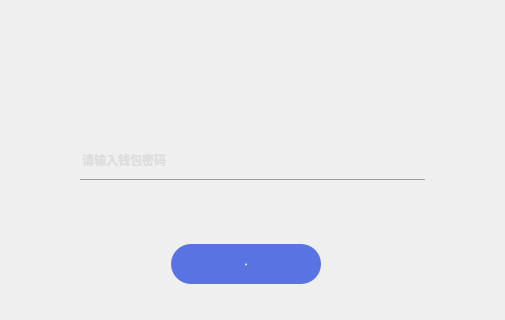
Qt form XWCWallet/lockpage.ui (Whitecoin-Owner/Whitecoin-qt) before a commit; both pictures show x 233 to 738 and y 95 to 415 of the 960 by 540 pixel window.
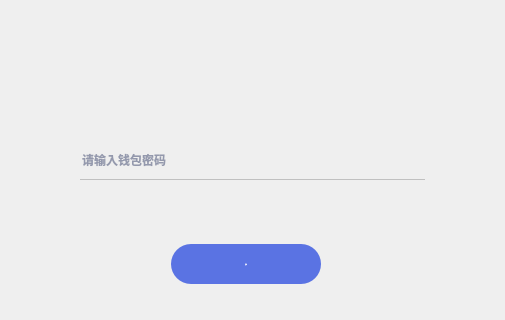
The same form after that commit. Icons and pictures are not drawn.

What changed in the file:
```diff
--- a/XWCWallet/lockpage.ui
+++ b/XWCWallet/lockpage.ui
@@ -205,8 +205,8 @@
     <enum>Qt::DefaultContextMenu</enum>
    </property>
    <property name="styleSheet">
-    <string notr="true">QLineEdit{background:transparent;border:none;border-bottom:1px solid rgb(160,160,160);
-color: rgb(202, 202, 202);border-radius:0px;}</string>
+    <string notr="true">QLineEdit{background:transparent;border:none;border-bottom:1px solid rgb(160,160,160,153);
+color: rgb(57,68,107);border-radius:0px;}</string>
    </property>
    <property name="echoMode">
     <enum>QLineEdit::Password</enum>
```
